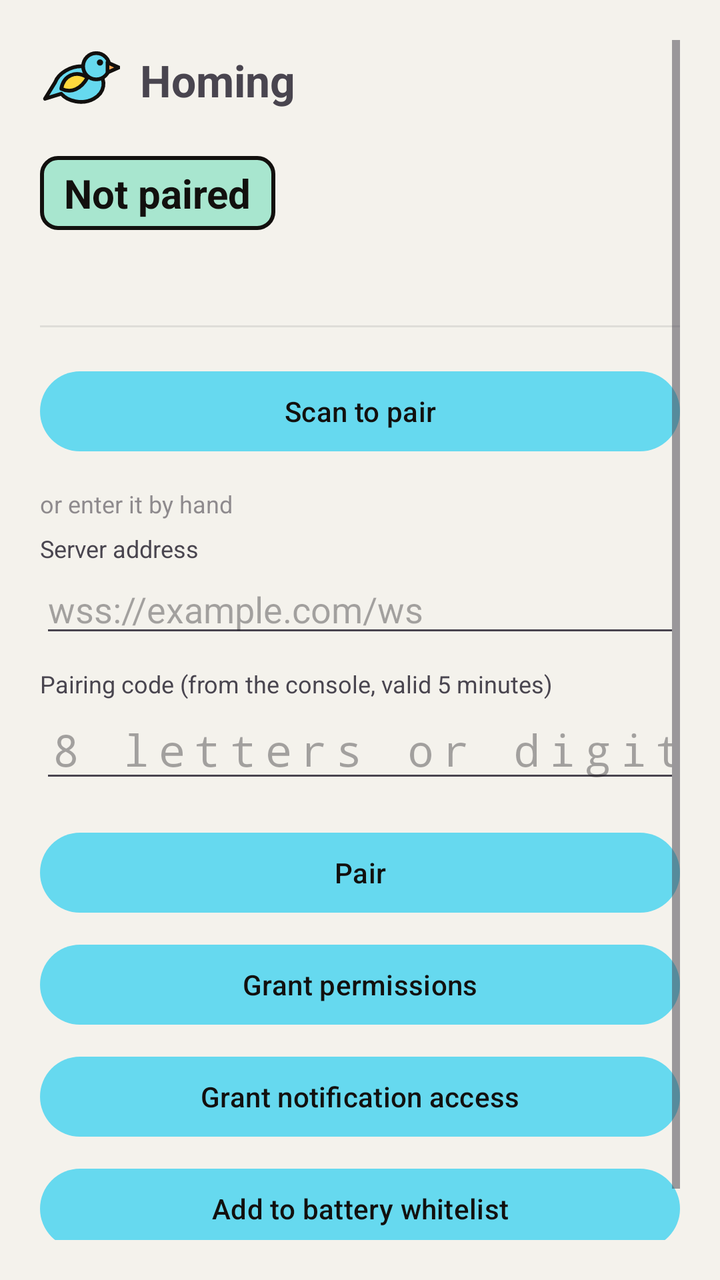
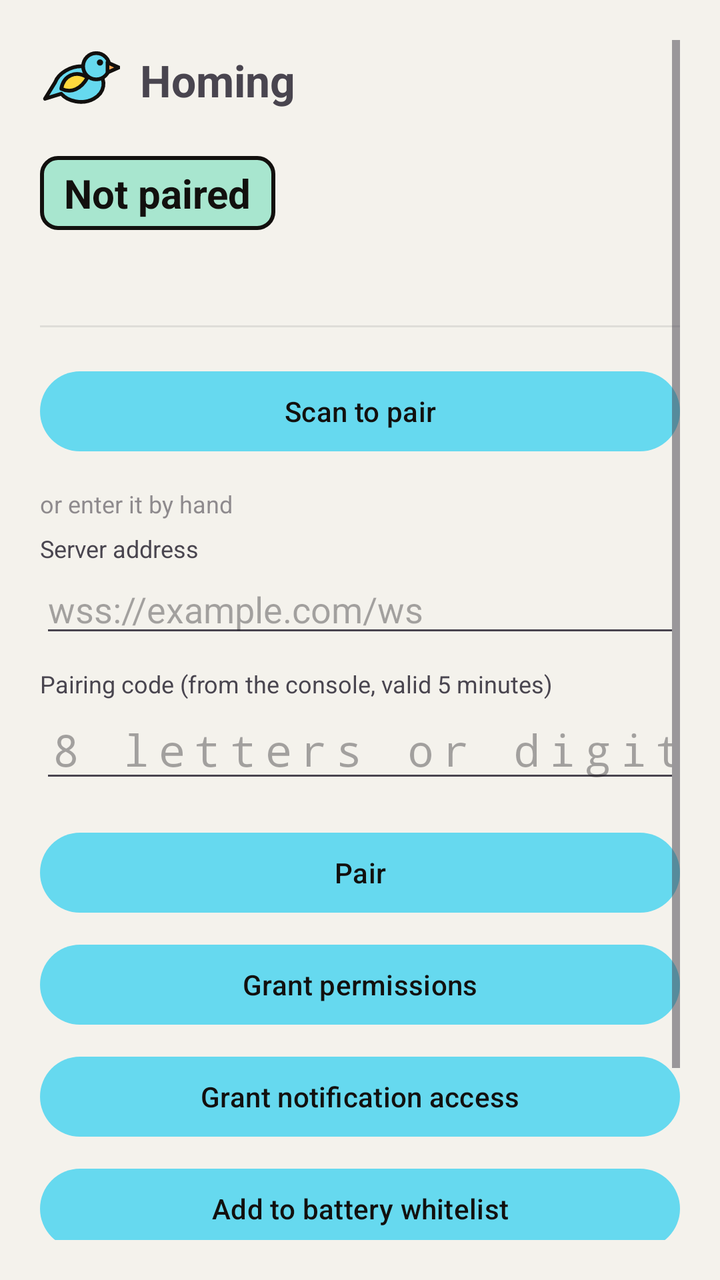

Compare the two renders of this Android layout. The source of the first and the diff that turns it into the second are given below.
<!-- AndroidManifest.xml: application theme Theme.Agent -->
<!-- res/layout/activity_main.xml -->
<?xml version="1.0" encoding="utf-8"?>
<ScrollView xmlns:android="http://schemas.android.com/apk/res/android"
    android:layout_width="match_parent" android:layout_height="match_parent"
    android:padding="20dp">

    <LinearLayout
        android:layout_width="match_parent" android:layout_height="wrap_content"
        android:orientation="vertical">

        
        <LinearLayout
            android:layout_width="match_parent" android:layout_height="wrap_content"
            android:orientation="horizontal" android:gravity="center_vertical"
            android:paddingBottom="18dp">

            <ImageView
                android:layout_width="40dp" android:layout_height="40dp"
                android:src="@drawable/logo"
                android:importantForAccessibility="no" />

            <TextView
                android:layout_width="wrap_content" android:layout_height="wrap_content"
                android:layout_marginStart="10dp"
                android:text="@string/app_name"
                android:textSize="22sp" android:textStyle="bold" />
        </LinearLayout>

        
        <TextView android:id="@+id/statusText"
            android:layout_width="wrap_content" android:layout_height="wrap_content"
            android:textSize="20sp" android:textStyle="bold"
            android:textColor="@color/brand_ink"
            android:background="@drawable/status_chip"
            android:paddingStart="12dp" android:paddingEnd="12dp"
            android:paddingTop="5dp" android:paddingBottom="5dp"
            android:layout_marginBottom="12dp" android:text="@string/state_unpaired" />

        <TextView android:id="@+id/detailText"
            android:layout_width="match_parent" android:layout_height="wrap_content"
            android:textSize="13sp" android:paddingBottom="18dp"
            android:fontFamily="monospace" android:text="" />

        <View android:layout_width="match_parent" android:layout_height="1dp"
            android:background="#33888888" android:layout_marginBottom="18dp" />

        <LinearLayout android:id="@+id/pairingBox"
            android:layout_width="match_parent" android:layout_height="wrap_content"
            android:orientation="vertical">

            <Button android:id="@+id/scanButton"
                android:layout_width="match_parent" android:layout_height="wrap_content"
                android:layout_marginBottom="14dp" android:text="@string/btn_scan" />

            <TextView android:layout_width="wrap_content" android:layout_height="wrap_content"
                android:text="@string/or_manual" android:textSize="12sp"
                android:paddingBottom="6dp" android:alpha="0.6" />

            <TextView android:layout_width="wrap_content" android:layout_height="wrap_content"
                android:text="@string/label_server" android:textSize="12sp" />
            <EditText android:id="@+id/urlInput"
                android:layout_width="match_parent" android:layout_height="wrap_content"
                android:hint="wss://example.com/ws" android:inputType="textUri"
                android:autofillHints="" />

            <TextView android:layout_width="wrap_content" android:layout_height="wrap_content"
                android:text="@string/label_code"
                android:textSize="12sp" android:paddingTop="10dp" />
            <EditText android:id="@+id/codeInput"
                android:layout_width="match_parent" android:layout_height="wrap_content"
                android:hint="@string/hint_code" android:inputType="textCapCharacters"
                android:maxLength="8" android:textSize="22sp"
                android:fontFamily="monospace" android:letterSpacing="0.2"
                android:autofillHints="" />

            <Button android:id="@+id/pairButton"
                android:layout_width="match_parent" android:layout_height="wrap_content"
                android:layout_marginTop="16dp" android:text="@string/btn_pair" />
        </LinearLayout>

        <Button android:id="@+id/unpairButton"
            android:layout_width="match_parent" android:layout_height="wrap_content"
            android:layout_marginTop="8dp" android:text="@string/btn_unpair"
            android:visibility="gone" />

        <Button android:id="@+id/permButton"
            android:layout_width="match_parent" android:layout_height="wrap_content"
            android:layout_marginTop="8dp" android:text="@string/btn_perms_default" />

        <Button android:id="@+id/notifyButton"
            android:layout_width="match_parent" android:layout_height="wrap_content"
            android:layout_marginTop="8dp" android:text="@string/btn_notify_default" />

        <Button android:id="@+id/batteryButton"
            android:layout_width="match_parent" android:layout_height="wrap_content"
            android:layout_marginTop="8dp" android:text="@string/btn_battery_default" />

        
        <TextView android:id="@+id/aboutText"
            android:layout_width="match_parent" android:layout_height="wrap_content"
            android:layout_marginTop="24dp" android:textSize="12sp"
            android:alpha="0.6" android:autoLink="web"
            android:text="@string/about_line" />

    </LinearLayout>
</ScrollView>
<!-- resources referenced by this layout -->
<resources>
  <color name="brand_ink">#12100E</color>
  <!-- drawable status_chip (drawable) -->
  <?xml version="1.0" encoding="utf-8"?>
  <shape xmlns:android="http://schemas.android.com/apk/res/android" android:shape="rectangle">
      <corners android:radius="8dp" />
      <stroke android:width="2dp" android:color="@color/brand_ink" />
      <solid android:color="@color/brand_mint" />
  </shape>
  <string name="about_line">by Kou. · https://kou.im</string>
  <string name="app_name">Homing</string>
  <string name="btn_battery_default">Add to battery whitelist</string>
  <string name="btn_notify_default">Grant notification access</string>
  <string name="btn_pair">Pair</string>
  <string name="btn_perms_default">Grant permissions</string>
  <string name="btn_scan">Scan to pair</string>
  <string name="btn_unpair">Unpair</string>
  <string name="hint_code">8 letters or digits</string>
  <string name="label_code">Pairing code (from the console, valid 5 minutes)</string>
  <string name="label_server">Server address</string>
  <string name="or_manual">or enter it by hand</string>
  <string name="state_unpaired">Not paired</string>
  <style name="Theme.Agent" parent="Theme.Material3.DayNight.NoActionBar">
          
          <item name="colorPrimary">@color/brand_cyan</item>
          <item name="colorOnPrimary">@color/brand_ink</item>
          <item name="colorSecondary">@color/brand_yellow</item>
          <item name="colorOnSecondary">@color/brand_ink</item>
  
          
          
          <item name="android:colorBackground">@color/brand_bg</item>
          <item name="android:windowBackground">@color/brand_bg</item>
  
          <item name="android:statusBarColor">?android:attr/colorBackground</item>
          <item name="android:windowLightStatusBar">true</item>
      </style>
  <color name="brand_mint">#A8E6CF</color>
  <color name="brand_cyan">#66D9EF</color>
  <color name="brand_yellow">#FFD93D</color>
  <color name="brand_bg">#F4F2EC</color>
  <!-- unchanged entries left out for length: 1 -->
</resources>

<!-- the commit's change to res/layout/activity_main.xml (unified diff, before → after) -->
@@ -39,6 +39,14 @@
             android:layout_width="match_parent" android:layout_height="wrap_content"
             android:textSize="13sp" android:paddingBottom="18dp"
             android:fontFamily="monospace" android:text="" />
+
+        
+        <TextView android:id="@+id/rebootWarn"
+            android:layout_width="match_parent" android:layout_height="wrap_content"
+            android:textSize="13sp" android:textColor="@color/brand_ink"
+            android:background="@drawable/warn_box"
+            android:padding="12dp" android:layout_marginBottom="18dp"
+            android:visibility="gone" android:text="@string/reboot_warn" />
 
         <View android:layout_width="match_parent" android:layout_height="1dp"
             android:background="#33888888" android:layout_marginBottom="18dp" />
@@ -95,6 +103,16 @@
             android:layout_marginTop="8dp" android:text="@string/btn_battery_default" />
 
         
+        <Button android:id="@+id/autostartButton"
+            android:layout_width="match_parent" android:layout_height="wrap_content"
+            android:layout_marginTop="8dp" android:text="@string/btn_autostart" />
+
+        <TextView android:id="@+id/autostartTip"
+            android:layout_width="match_parent" android:layout_height="wrap_content"
+            android:textSize="12sp" android:alpha="0.7"
+            android:paddingTop="6dp" android:text="" />
+
+        
         <TextView android:id="@+id/aboutText"
             android:layout_width="match_parent" android:layout_height="wrap_content"
             android:layout_marginTop="24dp" android:textSize="12sp"
<!-- resource entries referenced after the edit -->
@@ -8,8 +8,16 @@
       <stroke android:width="2dp" android:color="@color/brand_ink" />
       <solid android:color="@color/brand_mint" />
   </shape>
+  <!-- drawable warn_box (drawable) -->
+  <?xml version="1.0" encoding="utf-8"?>
+  <shape xmlns:android="http://schemas.android.com/apk/res/android" android:shape="rectangle">
+      <corners android:radius="8dp" />
+      <stroke android:width="2dp" android:color="@color/brand_ink" />
+      <solid android:color="@color/brand_orange" />
+  </shape>
   <string name="about_line">by Kou. · https://kou.im</string>
   <string name="app_name">Homing</string>
+  <string name="btn_autostart">Auto-start permission (open settings)</string>
   <string name="btn_battery_default">Add to battery whitelist</string>
   <string name="btn_notify_default">Grant notification access</string>
   <string name="btn_pair">Pair</string>
@@ -20,6 +28,11 @@
   <string name="label_code">Pairing code (from the console, valid 5 minutes)</string>
   <string name="label_server">Server address</string>
   <string name="or_manual">or enter it by hand</string>
+  <string name="reboot_warn">⚠ This phone has a screen lock. After a reboot, Android holds every incoming SMS until someone unlocks the phone — so the gateway receives nothing, no matter what this app does.
+  
+  For unattended operation, remove the screen lock (Settings › Security › Screen lock › None).
+  
+  If you want to keep the lock: after every reboot you must unlock the phone and open this app once, then send it to the background.</string>
   <string name="state_unpaired">Not paired</string>
   <style name="Theme.Agent" parent="Theme.Material3.DayNight.NoActionBar">
           
@@ -37,6 +50,7 @@
           <item name="android:windowLightStatusBar">true</item>
       </style>
   <color name="brand_mint">#A8E6CF</color>
+  <color name="brand_orange">#FFA552</color>
   <color name="brand_cyan">#66D9EF</color>
   <color name="brand_yellow">#FFD93D</color>
   <color name="brand_bg">#F4F2EC</color>
